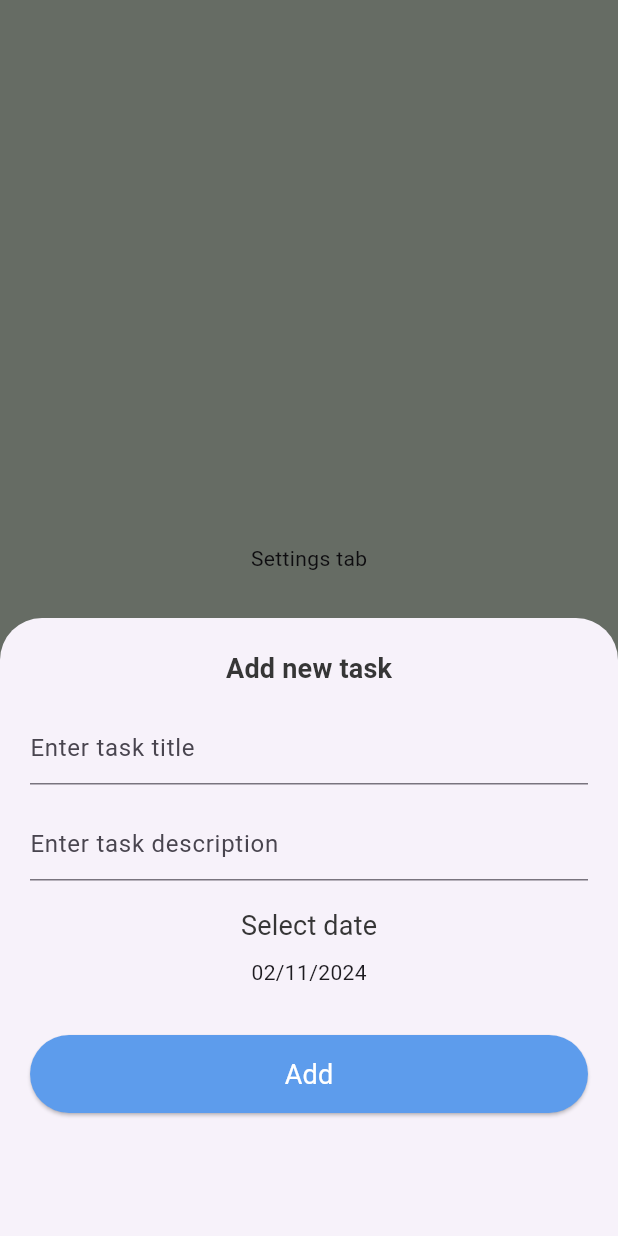
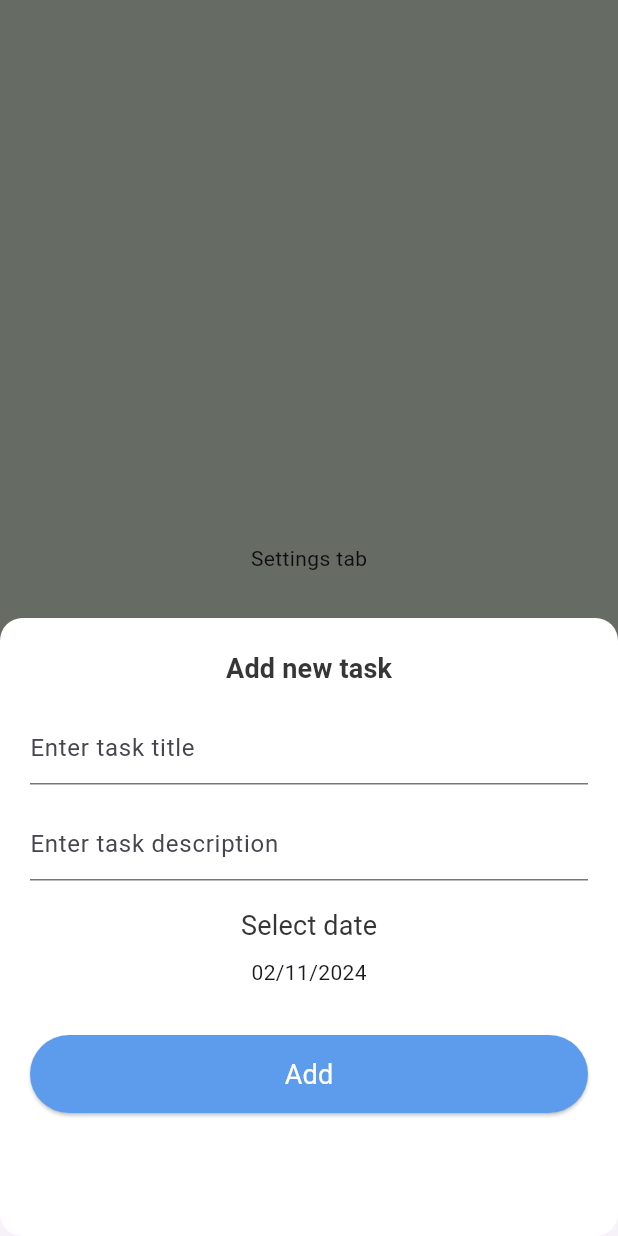
Before and after one commit to MostafaGaber135/todo_app, a Flutter app: the screen it shows after launch, item 2 of the bottom bar chosen, after a tap on the "add" icon, on a phone screen of 412 x 824 dp. Run offline on Flutter 3.47's test engine with Material 3 defaults, Android fonts, the phone set to English and light mode, and no system bars; our stand-ins replace cloud_firestore, easy_date_timeline, firebase_core, flutter_slidable, fluttertoast, font_awesome_flutter; accounts and stored records are empty.

Commit message:
Create task provider & implement delete task

```diff
--- /dev/null
+++ b/devtools_options.yaml
@@ -0,0 +1,3 @@
+description: This file stores settings for Dart & Flutter DevTools.
+documentation: https://docs.flutter.dev/tools/devtools/extensions#configure-extension-enablement-states
+extensions:
--- /dev/null
+++ b/lib/firebase_functions.dart
@@ -0,0 +1,36 @@
+import 'package:cloud_firestore/cloud_firestore.dart';
+import 'package:todo_app/models/task_model.dart';
+
+class FirebaseFunctions {
+  static getTasksCollection() => FirebaseFirestore.instance
+      .collection(
+        'tasks',
+      )
+      .withConverter<TaskModel>(
+        fromFirestore: (docSnapshot, options) =>
+            TaskModel.fromJson(docSnapshot.data()!),
+        toFirestore: (taskModel, _) => taskModel.toJson(),
+      );
+
+  static Future<void> addTasksToFirestore(TaskModel task) {
+    CollectionReference<TaskModel> tasksCollection = getTasksCollection();
+    DocumentReference<TaskModel> doc = tasksCollection.doc();
+    task.id = doc.id;
+    return doc.set(task);
+  }
+
+  static Future<List<TaskModel>> getAllTasksFromFirestore() async {
+    CollectionReference<TaskModel> tasksCollection = getTasksCollection();
+    QuerySnapshot<TaskModel> querySnapshot = await tasksCollection.get();
+    return querySnapshot.docs
+        .map(
+          (docSnapshot) => docSnapshot.data(),
+        )
+        .toList();
+  }
+
+  static Future<void> deleteTaskFromFirestore(String taskId) async {
+    CollectionReference<TaskModel> tasksCollection = getTasksCollection();
+    return tasksCollection.doc(taskId).delete();
+  }
+}
--- a/lib/main.dart
+++ b/lib/main.dart
@@ -1,13 +1,25 @@
+import 'package:cloud_firestore/cloud_firestore.dart';
+import 'package:firebase_core/firebase_core.dart';
 import 'package:flutter/material.dart';
+import 'package:provider/provider.dart';
 import 'package:todo_app/app_theme.dart';
+import 'package:todo_app/tabs/tasks/tasks_provider.dart';
 import 'package:todo_app/widgets/custom_splash_screen.dart';
 
-void main() {
-  runApp(const MyApp());
+void main() async {
+  WidgetsFlutterBinding.ensureInitialized();
+  await Firebase.initializeApp();
+  await FirebaseFirestore.instance.disableNetwork();
+  runApp(
+    ChangeNotifierProvider(
+      create: (_) => TasksProvider(),
+      child: const TodoApp(),
+    ),
+  );
 }
 
-class MyApp extends StatelessWidget {
-  const MyApp({super.key});
+class TodoApp extends StatelessWidget {
+  const TodoApp({super.key});
   @override
   Widget build(BuildContext context) {
     return MaterialApp(
--- a/lib/models/task_model.dart
+++ b/lib/models/task_model.dart
@@ -1,3 +1,5 @@
+import 'package:cloud_firestore/cloud_firestore.dart';
+
 class TaskModel {
   String id;
   final String title;
@@ -6,10 +8,26 @@ class TaskModel {
   final bool isDone;
 
   TaskModel({
-     this.id = '',
+    this.id = '',
     required this.title,
     required this.description,
     required this.date,
     this.isDone = false,
   });
+  TaskModel.fromJson(Map<String, dynamic> json)
+      : this(
+          id: json['id'],
+          title: json['title'],
+          description: json['description'],
+          date: (json['date'] as Timestamp).toDate(),
+          isDone: json['isDone'],
+        );
+
+  Map<String, dynamic> toJson() => {
+        'id': id,
+        'title': title,
+        'description': description,
+        'date': Timestamp.fromDate(date),
+        'isDone': isDone,
+      };
 }
--- a/lib/screens/home_screen.dart
+++ b/lib/screens/home_screen.dart
@@ -1,6 +1,6 @@
 import 'package:flutter/material.dart';
 import 'package:todo_app/app_theme.dart';
-import 'package:todo_app/tabs/add_task_bottom_sheet.dart';
+import 'package:todo_app/tabs/tasks/add_task_bottom_sheet.dart';
 import 'package:todo_app/tabs/settings/settings_tab.dart';
 import 'package:todo_app/tabs/tasks/tasks_tab.dart';
 
@@ -60,9 +60,9 @@ class _HomeScreenState extends State<HomeScreen> {
       ),
       floatingActionButton: FloatingActionButton(
         onPressed: () => showModalBottomSheet(
+          isScrollControlled: true,
           context: context,
           builder: (_) => const AddTaskBottomSheet(),
-          isScrollControlled: false,
         ),
         child: const Icon(
           Icons.add,
--- a/lib/tabs/add_task_bottom_sheet.dart
+++ /dev/null
@@ -1,124 +0,0 @@
-import 'package:flutter/material.dart';
-import 'package:intl/intl.dart';
-import 'package:todo_app/models/task_model.dart';
-import 'package:todo_app/widgets/custom_elevated_button.dart';
-import 'package:todo_app/widgets/custom_text_form_field.dart';
-
-class AddTaskBottomSheet extends StatefulWidget {
-  const AddTaskBottomSheet({super.key});
-
-  @override
-  State<AddTaskBottomSheet> createState() => _AddTaskBottomSheetState();
-}
-
-class _AddTaskBottomSheetState extends State<AddTaskBottomSheet> {
-  TextEditingController titleController = TextEditingController();
-  TextEditingController descriptionController = TextEditingController();
-  DateTime selectedDate = DateTime.now();
-  DateFormat dateFormat = DateFormat(
-    'dd/MM/yyyy',
-  );
-  final formKey = GlobalKey<FormState>();
-  @override
-  Widget build(BuildContext context) {
-    TextStyle? titleMediumStyle = Theme.of(context).textTheme.titleMedium;
-    return Container(
-      height: MediaQuery.sizeOf(context).height * 0.5,
-      padding: const EdgeInsets.all(
-        20,
-      ),
-      child: Form(
-        key: formKey,
-        child: Column(
-          children: [
-            Text(
-              'Add new task',
-              style: titleMediumStyle,
-            ),
-            const SizedBox(
-              height: 16,
-            ),
-            CustomTextFormField(
-              controller: titleController,
-              hintText: 'Enter task title',
-              validator: (value) {
-                if (value == null || value.trim().isEmpty) {
-                  return 'Please enter task title';
-                }
-                return null;
-              },
-            ),
-            const SizedBox(
-              height: 16,
-            ),
-            CustomTextFormField(
-              controller: descriptionController,
-              hintText: 'Enter task description',
-              validator: (value) {
-                if (value == null || value.trim().isEmpty) {
-                  return 'Please enter task description';
-                }
-                return null;
-              },
-            ),
-            const SizedBox(
-              height: 16,
-            ),
-            Text(
-              'Select date',
-              style: titleMediumStyle?.copyWith(
-                fontWeight: FontWeight.w400,
-              ),
-            ),
-            const SizedBox(
-              height: 8,
-            ),
-            InkWell(
-              onTap: () async {
-                DateTime? dateTime = await showDatePicker(
-                  context: context,
-                  firstDate: DateTime.now(),
-                  lastDate: DateTime.now().add(
-                    const Duration(
-                      days: 365,
-                    ),
-                  ),
-                  initialDate: selectedDate,
-                  initialEntryMode: DatePickerEntryMode.calendarOnly,
-                );
-                if (dateTime != null && dateTime == selectedDate) {
-                  selectedDate = dateTime;
-                }
-                setState(() {});
-              },
-              child: Text(
-                dateFormat.format(
-                  selectedDate,
-                ),
-              ),
-            ),
-            const SizedBox(
-              height: 32,
-            ),
-            CustomElevatedButton(
-              label: 'Add',
-              onPressed: () {
-                if (formKey.currentState!.validate()) {
-                  addTask();
-                }
-              },
-            ),
-          ],
-        ),
-      ),
-    );
-  }
-
-  void addTask() {
-    TaskModel task = TaskModel(
-      title: titleController.text,
-      description: descriptionController.text,
-      date: selectedDate,
-    );
-  }
-}
--- /dev/null
+++ b/lib/tabs/tasks/add_task_bottom_sheet.dart
@@ -0,0 +1,168 @@
+import 'package:flutter/material.dart';
+import 'package:fluttertoast/fluttertoast.dart';
+import 'package:intl/intl.dart';
+import 'package:provider/provider.dart';
+import 'package:todo_app/app_theme.dart';
+import 'package:todo_app/firebase_functions.dart';
+import 'package:todo_app/models/task_model.dart';
+import 'package:todo_app/tabs/tasks/tasks_provider.dart';
+import 'package:todo_app/widgets/custom_elevated_button.dart';
+import 'package:todo_app/widgets/custom_text_form_field.dart';
+
+class AddTaskBottomSheet extends StatefulWidget {
+  const AddTaskBottomSheet({super.key});
+
+  @override
+  State<AddTaskBottomSheet> createState() => _AddTaskBottomSheetState();
+}
+
+class _AddTaskBottomSheetState extends State<AddTaskBottomSheet> {
+  TextEditingController titleController = TextEditingController();
+  TextEditingController descriptionController = TextEditingController();
+  DateTime selectedDate = DateTime.now();
+  DateFormat dateFormat = DateFormat(
+    'dd/MM/yyyy',
+  );
+  final formKey = GlobalKey<FormState>();
+  @override
+  Widget build(BuildContext context) {
+    TextStyle? titleMediumStyle = Theme.of(context).textTheme.titleMedium;
+    return Padding(
+      padding: EdgeInsets.only(
+        bottom: MediaQuery.of(context).viewInsets.bottom,
+      ),
+      child: Container(
+        height: MediaQuery.sizeOf(context).height * 0.5,
+        decoration: const BoxDecoration(
+          color: AppTheme.white,
+          borderRadius: BorderRadius.horizontal(
+            left: Radius.circular(
+              15,
+            ),
+            right: Radius.circular(
+              15,
+            ),
+          ),
+        ),
+        padding: const EdgeInsets.all(
+          20,
+        ),
+        child: Form(
+          key: formKey,
+          child: Column(
+            children: [
+              Text(
+                'Add new task',
+                style: titleMediumStyle,
+              ),
+              const SizedBox(
+                height: 16,
+              ),
+              CustomTextFormField(
+                controller: titleController,
+                hintText: 'Enter task title',
+                validator: (value) {
+                  if (value == null || value.trim().isEmpty) {
+                    return 'Please enter task title';
+                  }
+                  return null;
+                },
+              ),
+              const SizedBox(
+                height: 16,
+              ),
+              CustomTextFormField(
+                controller: descriptionController,
+                hintText: 'Enter task description',
+                validator: (value) {
+                  if (value == null || value.trim().isEmpty) {
+                    return 'Please enter task description';
+                  }
+                  return null;
+                },
+              ),
+              const SizedBox(
+                height: 16,
+              ),
+              Text(
+                'Select date',
+                style: titleMediumStyle?.copyWith(
+                  fontWeight: FontWeight.w400,
+                ),
+              ),
+              const SizedBox(
+                height: 8,
+              ),
+              InkWell(
+                onTap: () async {
+                  DateTime? dateTime = await showDatePicker(
+                    context: context,
+                    firstDate: DateTime.now(),
+                    lastDate: DateTime.now().add(
+                      const Duration(
+                        days: 365,
+                      ),
+                    ),
+                    initialDate: selectedDate,
+                    initialEntryMode: DatePickerEntryMode.calendarOnly,
+                  );
+                  if (dateTime != null) {
+                    selectedDate = dateTime;
+                  }
+                  setState(() {});
+                },
+                child: Text(
+                  dateFormat.format(
+                    selectedDate,
+                  ),
+                ),
+              ),
+              const SizedBox(
+                height: 32,
+              ),
+              CustomElevatedButton(
+                label: 'Add',
+                onPressed: () {
+                  if (formKey.currentState!.validate()) {
+                    addTask();
+                  }
+                },
+              ),
+            ],
+          ),
+        ),
+      ),
+    );
+  }
+
+  void addTask() {
+    TaskModel task = TaskModel(
+      title: titleController.text,
+      description: descriptionController.text,
+      date: selectedDate,
+    );
+    FirebaseFunctions.addTasksToFirestore(task).timeout(
+      const Duration(microseconds: 100),
+      onTimeout: () {
+        if (!mounted) return;
+        Navigator.of(context).pop();
+        Provider.of<TasksProvider>(context, listen: false).getTasks();
+        Fluttertoast.showToast(
+          msg: "Task added successfully",
+          toastLength: Toast.LENGTH_LONG,
+          timeInSecForIosWeb: 5,
+          backgroundColor: AppTheme.green,
+        );
+      },
+    ).catchError(
+      (error) {
+        Fluttertoast.showToast(
+          msg: "Something went wrong",
+          toastLength: Toast.LENGTH_LONG,
+          timeInSecForIosWeb: 5,
+          backgroundColor: AppTheme.red,
+        );
+      },
+    );
+  }
+}
--- /dev/null
+++ b/lib/tabs/tasks/tasks_provider.dart
@@ -0,0 +1,26 @@
+import 'package:flutter/material.dart';
+import 'package:todo_app/firebase_functions.dart';
+import 'package:todo_app/models/task_model.dart';
+
+class TasksProvider with ChangeNotifier {
+  List<TaskModel> tasks = [];
+  DateTime selectedDate = DateTime.now();
+  Future<void> getTasks() async {
+    List<TaskModel> allTasks =
+        await FirebaseFunctions.getAllTasksFromFirestore();
+    tasks = allTasks
+        .where(
+          (tasks) =>
+              tasks.date.year == selectedDate.year &&
+              tasks.date.month == selectedDate.month &&
+              tasks.date.day == selectedDate.day,
+        )
+        .toList();
+    notifyListeners();
+  }
+
+  void getSelectedDateTasks(DateTime date) {
+    selectedDate = date;
+    getTasks();
+  }
+}
--- a/lib/tabs/tasks/tasks_tab.dart
+++ b/lib/tabs/tasks/tasks_tab.dart
@@ -1,23 +1,27 @@
 import 'package:easy_date_timeline/easy_date_timeline.dart';
 import 'package:flutter/material.dart';
+import 'package:provider/provider.dart';
 import 'package:todo_app/app_theme.dart';
-import 'package:todo_app/models/task_model.dart';
 import 'package:todo_app/tabs/tasks/task_item.dart';
+import 'package:todo_app/tabs/tasks/tasks_provider.dart';
 
-class TasksTab extends StatelessWidget {
+class TasksTab extends StatefulWidget {
   const TasksTab({super.key});
 
   @override
+  State<TasksTab> createState() => _TasksTabState();
+}
+
+class _TasksTabState extends State<TasksTab> {
+  bool shouldGetTasks = true;
+  @override
   Widget build(BuildContext context) {
     double screenHeight = MediaQuery.sizeOf(context).height;
-    List<TaskModel> tasks = List.generate(
-      10,
-      (index) => TaskModel(
-        title: 'Title $index',
-        description: 'Description $index',
-        date: DateTime.now(),
-      ),
-    );
+    TasksProvider tasksProvider = Provider.of<TasksProvider>(context);
+    if (shouldGetTasks) {
+      tasksProvider.getTasks();
+      shouldGetTasks = false;
+    }
     return Column(
       children: [
         Stack(
@@ -49,11 +53,15 @@ class TasksTab extends StatelessWidget {
                     days: 365,
                   ),
                 ),
-                focusDate: DateTime.now(),
+                focusDate: tasksProvider.selectedDate,
                 lastDate: DateTime.now().add(
                   const Duration(
                     days: 365,
                   ),
+                ),
+                onDateChange: (selectedDate) =>
+                    tasksProvider.getSelectedDateTasks(
+                  selectedDate,
                 ),
                 showTimelineHeader: false,
                 dayProps: const EasyDayProps(
@@ -100,6 +108,26 @@ class TasksTab extends StatelessWidget {
                       color: AppTheme.black,
                     ),
                   ),
+                  todayStyle: DayStyle(
+                    decoration: BoxDecoration(
+                      color: AppTheme.white,
+                      borderRadius: BorderRadius.all(
+                        Radius.circular(
+                          5,
+                        ),
+                      ),
+                    ),
+                    dayNumStyle: TextStyle(
+                      fontSize: 15,
+                      fontWeight: FontWeight.bold,
+                      color: AppTheme.black,
+                    ),
+                    dayStrStyle: TextStyle(
+                      fontSize: 15,
+                      fontWeight: FontWeight.bold,
+                      color: AppTheme.black,
+                    ),
+                  ),
                 ),
               ),
             ),
@@ -112,9 +140,9 @@ class TasksTab extends StatelessWidget {
               top: 20,
             ),
             itemBuilder: (_, index) => TaskItem(
-              task: tasks[index],
+              task: tasksProvider.tasks[index],
             ),
-            itemCount: tasks.length,
+            itemCount: tasksProvider.tasks.length,
           ),
         ),
       ],
--- a/pubspec.yaml
+++ b/pubspec.yaml
@@ -28,12 +28,17 @@ environment:
 # the latest version available on pub.dev. To see which dependencies have newer
 # versions available, run `flutter pub outdated`.
 dependencies:
+  cloud_firestore: ^5.4.4
   cupertino_icons: ^1.0.8
   easy_date_timeline: ^1.1.3
+  firebase_core: ^3.6.0
   flutter:
     sdk: flutter
+  flutter_slidable: ^3.1.1
+  fluttertoast: ^8.2.8
   font_awesome_flutter: ^10.7.0
   intl: ^0.19.0
+  provider: ^6.1.2
 
 dev_dependencies:
   flutter_lints: ^4.0.0
```
Also changed, not shown: lib/tabs/tasks/task_item.dart (+96 -3 lines), pubspec.lock, 7 other files.
